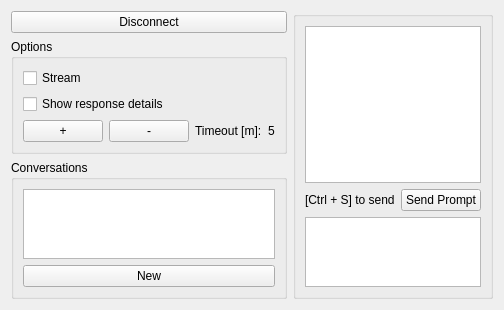
Before: the Qt Designer form OllamaGui/src/ui/chat.ui in akamlah/ollama-gui, drawn with Qt 5.
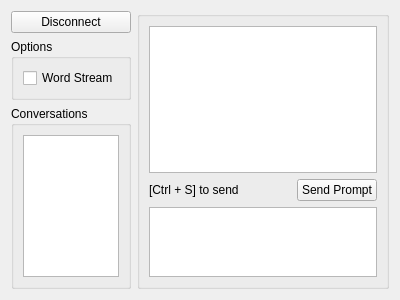
After: the same form once the commit is applied.

What changed in the file:
```diff
--- a/OllamaGui/src/ui/chat.ui
+++ b/OllamaGui/src/ui/chat.ui
@@ -48,18 +48,20 @@
                                     <item>
                                         <widget class="QCheckBox" name="CheckBoxStream">
                                             <property name="text">
-                                                <string>Stream</string>
+                                                <string>Word Stream</string>
                                             </property>
                                         </widget>                                    
                                     </item>
-                                    <item>
+
+                                    <!-- <item>
                                         <widget class="QCheckBox" name="CheckBoxDetails">
                                             <property name="text">
-                                                <string>Show response details</string>
+                                                <string>Append response details</string>
                                             </property>
                                         </widget>                                    
-                                    </item>
-                                    <item>
+                                    </item> -->
+
+                                    <!-- <item>
                                         <layout class="QHBoxLayout" name="horizontalLayout_9879" stretch="1, 1, 4, 4">
                                             <item>
                                                 <widget class="QPushButton" name="KeepAlivePlus">
@@ -92,7 +94,7 @@
                                             </item>
 
                                         </layout>
-                                    </item>
+                                    </item> -->
 
                                 </layout>
                             </widget>
@@ -107,13 +109,13 @@
                                     <item>
                                         <widget class="QListWidget" name="ConversationsListWidget"/>
                                     </item>
-                                    <item>
+                                    <!-- <item>
                                         <widget class="QPushButton" name="NewConversationButton">
                                             <property name="text">
                                                 <string>New</string>
                                             </property>
                                         </widget>
-                                    </item>
+                                    </item> -->
                                 </layout>
                             </widget>
                         </item>
```
